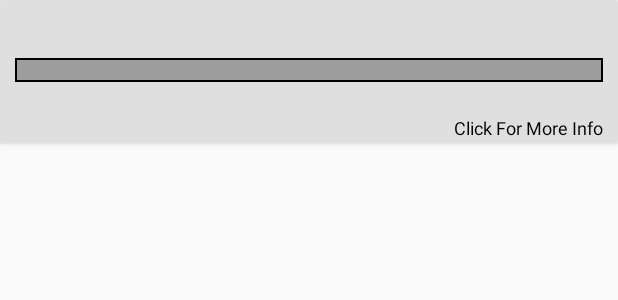
After one commit to Kukant/LearningTracker, an Android app: the layout progressoverview_single_item.xml on its own in the app's theme, with its tools: preview values and no code run, on a phone screen of 412 x 824 dp. The commit adds this screen. Shown: the top 300 px of the screen. Run offline under Robolectric (Android 15) with nearby library versions, the phone set to English and light mode, and no system bars.

Commit message:
added progressoverview activity and layout files

```diff
--- a/src/app/src/main/AndroidManifest.xml
+++ b/src/app/src/main/AndroidManifest.xml
@@ -23,6 +23,7 @@
         <activity android:name=".views.TimerActivity"
             android:screenOrientation="portrait"
         />
+        <activity android:name=".views.ProgressOverviewActivity" />
 
         <meta-data android:name="DATABASE" android:value="learning_tracker.db" />
         <meta-data android:name="VERSION" android:value="3" />
--- /dev/null
+++ b/src/app/src/main/res/drawable/progressbar_style.xml
@@ -0,0 +1,32 @@
+<layer-list xmlns:android="http://schemas.android.com/apk/res/android">
+
+    <!-- Define the background properties like color etc -->
+    <item android:id="@android:id/background">
+        <shape>
+            <gradient
+                android:startColor="@color/lightGrey"
+                android:centerColor="@color/lightGrey"
+                android:centerY="1.0"
+                android:endColor="@color/lightGrey"/>
+
+            <stroke
+                android:width="1dp"
+                android:color="@color/black"/>
+        </shape>
+    </item>
+
+    <!-- Define the progress properties like start color, end color etc -->
+    <item android:id="@android:id/progress">
+        <clip>
+            <shape>
+                <gradient
+                    android:startColor="@color/whiteBlue"
+                    android:centerColor="@color/lightBlue"
+                    android:centerY="1.0"
+                    android:endColor="@color/darkBlue"
+                    android:angle="270"
+                    />
+            </shape>
+        </clip>
+    </item>
+</layer-list>
--- /dev/null
+++ b/src/app/src/main/res/layout/progressoverview_single_item.xml
@@ -0,0 +1,56 @@
+<android.support.v7.widget.CardView android:layout_height="wrap_content"
+    android:layout_width="match_parent"
+    android:elevation="6dp"
+    xmlns:android="http://schemas.android.com/apk/res/android">
+
+    <RelativeLayout
+        android:layout_height="wrap_content"
+        android:layout_width="wrap_content"
+        android:background="@color/whiteGrey">
+
+        <TextView
+            android:layout_width="wrap_content"
+            android:layout_height="wrap_content"
+            android:id="@+id/tvMain"
+            android:layout_marginTop="6dp"
+            android:paddingLeft="10dp"
+            android:textColor="@color/black"
+            android:textStyle="bold"
+            android:textSize="24sp"/>
+
+        <ProgressBar
+            android:id="@+id/progressBar"
+            style="?android:attr/progressBarStyleHorizontal"
+            android:progressDrawable="@drawable/progressbar_style"
+            android:layout_width="match_parent"
+            android:layout_below="@+id/tvMain"
+            android:layout_height="wrap_content"
+            android:paddingLeft="10dp"
+            android:max="100"
+            android:progress="0"
+            android:paddingRight="10dp"/>
+
+        <TextView
+            android:layout_width="wrap_content"
+            android:layout_height="wrap_content"
+            android:id="@+id/tvPercentage"
+            android:textColor="@color/black"
+            android:layout_marginStart="10dp"
+            android:layout_below="@+id/progressBar"
+            android:textSize="16sp"
+            />
+
+        <TextView
+            android:layout_width="wrap_content"
+            android:layout_height="wrap_content"
+            android:id="@+id/tvClick"
+            android:text="Click For More Info"
+            android:layout_alignParentEnd="true"
+            android:textSize="12sp"
+            android:layout_below="@+id/tvPercentage"
+            android:textColor="@color/black"
+            android:layout_alignEnd="@+id/tvPercentage"
+            android:paddingBottom="2dp"
+            android:paddingRight="10dp"/>
+    </RelativeLayout>
+</android.support.v7.widget.CardView>
--- a/src/app/src/main/res/values/colors.xml
+++ b/src/app/src/main/res/values/colors.xml
@@ -1,15 +1,17 @@
 <?xml version="1.0" encoding="utf-8"?>
 <resources>
-    <color name="colorPrimary">#4a8aa2</color>
-    <color name="colorPrimaryDark">#00574B</color>
+    <color name="colorPrimary">#56AEF3</color>
+    <color name="colorPrimaryDark">#1A5875</color>
     <color name="colorAccent">#D81B60</color>
-    <color name="red">#ff0000</color>
+    <color name="red">#CA0A0A</color>
     <color name="orange">#ff6600</color>
     <color name="green">#0bc117</color>
-    <color name="grey">#c1c1c1</color>
+    <color name="whiteGrey">#DFDFDF</color>
+    <color name="lightGrey">#9E9D9D</color>
+    <color name="darkGrey">#585858</color>
     <color name="black">#000</color>
     <color name="white">#ffffff</color>
-    <color name="lightBlue">#56AEF3</color>
-    <color name="darkBlue">#A156AEF3</color>
+    <color name="darkBlue">#56AEF3</color>
+    <color name="lightBlue">#A156AEF3</color>
     <color name="whiteBlue">#A198C7EC</color>
 </resources>
```
Also changed, not shown: src/app/src/main/java/com/ateam/learningtracker/views/ProgressOverviewActivity.java (added, +88 -0 lines), src/app/src/main/res/layout/progressoverview_main.xml (added, +20 -0 lines), src/app/src/main/res/values/strings.xml (+44 -0 lines).
